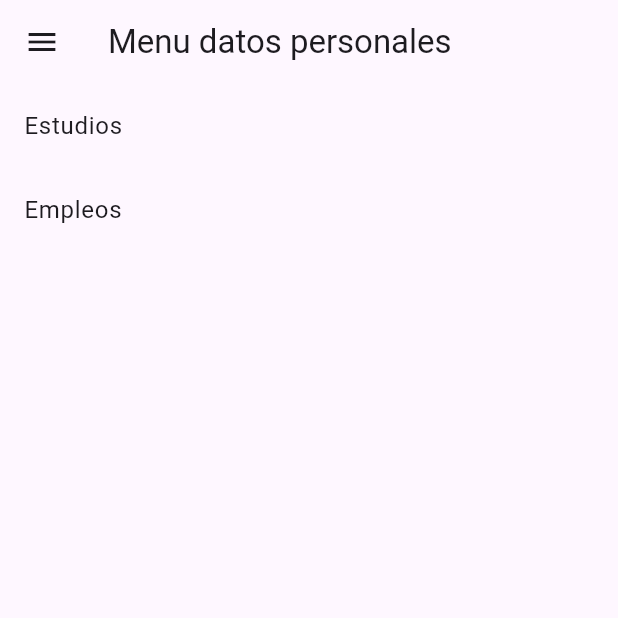
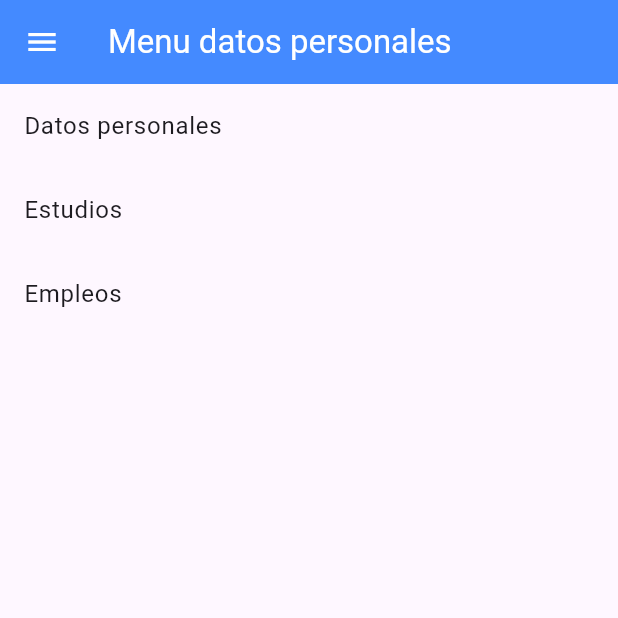
Before and after one commit to JoTaZem/MOVIL, a Flutter app: the screen it shows after launch, on a phone screen of 412 x 824 dp, the top half of it. Run offline on Flutter 3.47's test engine with Material 3 defaults, Android fonts, the phone set to English and light mode, and no system bars; our stand-ins replace shared_preferences.

Commit message:
Trabajo Moviles Franco 19 de septiembre

```diff
--- a/flutter_hoja_vida/lib/main.dart
+++ b/flutter_hoja_vida/lib/main.dart
@@ -1,5 +1,7 @@
 import 'package:flutter/material.dart';
 import 'package:flutter_hoja_vida/screen/menuOpcion.dart';
+import 'package:flutter_hoja_vida/screen/datosPersonales.dart';
+import 'package:flutter_hoja_vida/screen/estudios.dart';
 
 void main() {
   runApp(const MainApp());
@@ -10,11 +12,14 @@ class MainApp extends StatelessWidget {
 
   @override
   Widget build(BuildContext context) {
-    return const MaterialApp(
+    return MaterialApp(
       debugShowCheckedModeBanner: false,
-      home: Scaffold(
-        body: MenuOpcion(),
-      ),
+      initialRoute: '/',
+      routes: {
+        '/': (context) => const MenuOpcion(),
+        '/datosPersonales': (context) => const Datospersonales(),
+        '/estudios': (context) => const Estudios(),
+      },
     );
   }
 }
--- a/flutter_hoja_vida/lib/screen/menuOpcion.dart
+++ b/flutter_hoja_vida/lib/screen/menuOpcion.dart
@@ -13,6 +13,8 @@ class _MenuOpcionState extends State<MenuOpcion> {
     return Scaffold(
       appBar: AppBar(
         title: Text("Menu datos personales"),
+        backgroundColor: Colors.blueAccent,
+        foregroundColor: Colors.white,
       ),
       drawer: Drawer(
         child: ListView(
@@ -20,15 +22,19 @@ class _MenuOpcionState extends State<MenuOpcion> {
           children: [
             ListTile(
               title: Text("Inicio"),
+              leading: Icon( Icons.home),
             ),
             ListTile(
               title: Text("Acerca de"),
+              leading: Icon( Icons.info),
             ),
             ListTile(
               title: Text("Correo"),
+              leading: Icon( Icons.email),
             ),
             ListTile(
               title: Text("salir"),
+              leading: Icon( Icons.exit_to_app),
             ),
           ],
         ),
@@ -36,7 +42,16 @@ class _MenuOpcionState extends State<MenuOpcion> {
       body: Column(
         children: [
           ListTile(
+            title: Text("Datos personales"),
+            onTap: () {
+              Navigator.pushNamed(context, '/datosPersonales');
+            },
+          ),
+          ListTile(
             title: Text("Estudios"),
+            onTap: () {
+              Navigator.pushNamed(context, '/estudios');
+            },
           ),
           ListTile(
             title: Text("Empleos"),
@@ -44,5 +59,6 @@ class _MenuOpcionState extends State<MenuOpcion> {
         ],
       ),
     );
+
   }
 }
--- a/flutter_hoja_vida/pubspec.yaml
+++ b/flutter_hoja_vida/pubspec.yaml
@@ -4,7 +4,7 @@ publish_to: 'none'
 version: 0.1.0
 
 environment:
-  sdk: ^3.9.2
+  sdk: ^3.8.1
 
 dependencies:
   flutter:
```
Also changed, not shown: flutter_hoja_vida/lib/screen/datosPersonales.dart (+20 -8 lines), flutter_hoja_vida/lib/screen/estudios.dart (added, +115 -0 lines), flutter_hoja_vida/pubspec.lock.
